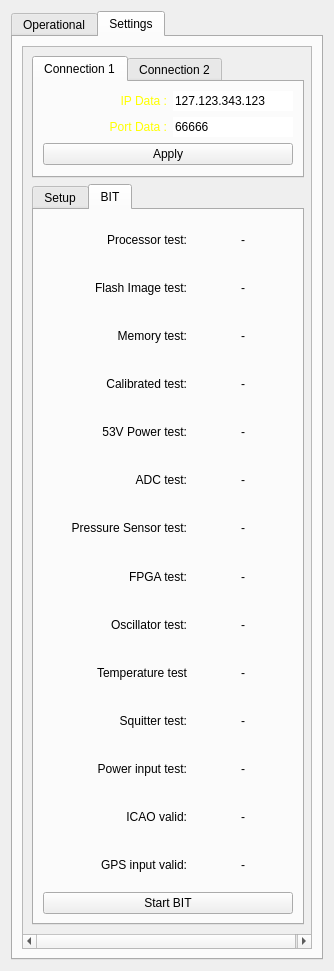
Before: the Qt Designer form RadarArhanud-2020/dialogiff.ui in MiftahSalam/RadarArhanud-2020, drawn with Qt 5.
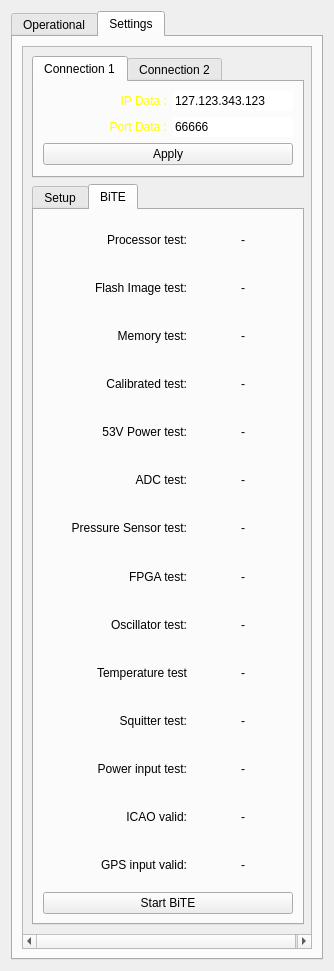
After: the same form once the commit is applied. The open tabs and pages were chosen to show the change.

```diff
--- a/RadarArhanud-2020/dialogiff.ui
+++ b/RadarArhanud-2020/dialogiff.ui
@@ -2084,7 +2084,7 @@
              </widget>
              <widget class="QWidget" name="tab_3">
               <attribute name="title">
-               <string>BIT</string>
+               <string>BiTE</string>
               </attribute>
               <layout class="QVBoxLayout" name="verticalLayout_13">
                <item>
@@ -2510,7 +2510,7 @@
                <item>
                 <widget class="QPushButton" name="pushButtonBITSendReq">
                  <property name="text">
-                  <string>Start BIT</string>
+                  <string>Start BiTE</string>
                  </property>
                 </widget>
                </item>
```
Left out of the diff: 2 changed lines with no effect on the pictures.
